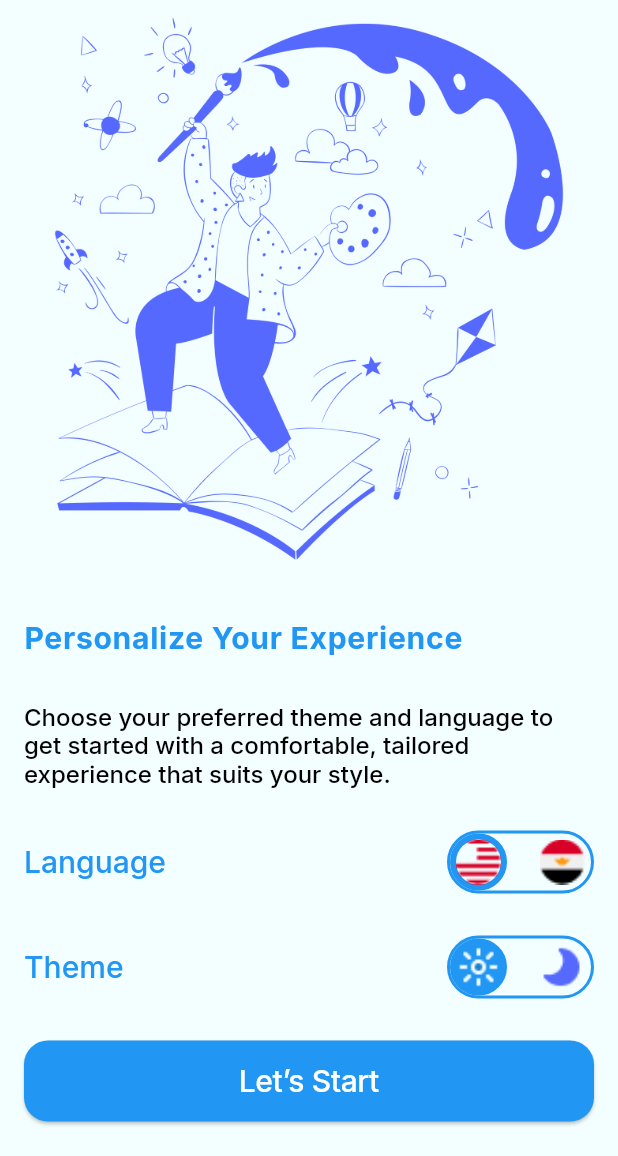
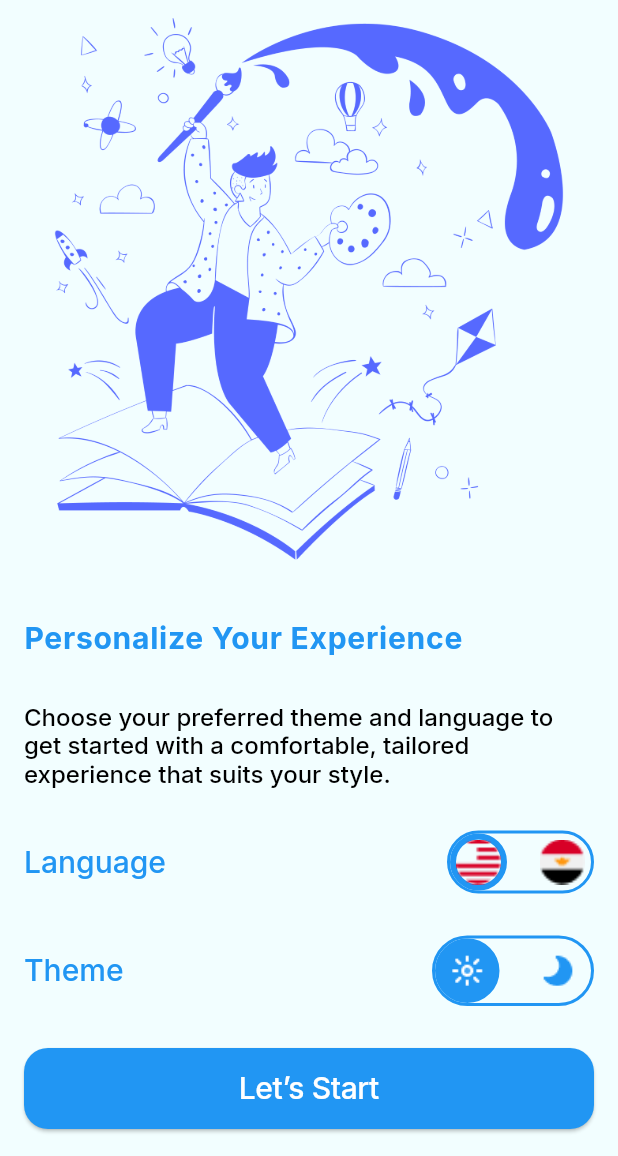
Before and after one commit to mohamedhamouda7897/todo_c17_online, a Flutter app: the screen it shows after launch, on a phone screen of 412 x 824 dp, the part 80-1236 px from its top. Run offline on Flutter 3.47's test engine with Material 3 defaults, Android fonts, the phone set to English and light mode, and no system bars; our stand-ins replace easy_localization, google_fonts.

Commit message:
Theming ready

```diff
--- a/lib/main.dart
+++ b/lib/main.dart
@@ -1,6 +1,8 @@
 import 'package:easy_localization/easy_localization.dart';
 import 'package:flutter/material.dart';
+import 'package:provider/provider.dart';
 import 'package:todo_c17_online/core/my_theme_data.dart';
+import 'package:todo_c17_online/providers/theme_provider.dart';
 import 'package:todo_c17_online/screens/auth/login_screen.dart';
 import 'package:todo_c17_online/screens/intro_Screen/intro_screen.dart';
 
@@ -12,7 +14,10 @@ void main() async {
       supportedLocales: [Locale('en', 'US'), Locale('ar', 'EG')],
       path: 'assets/translations',
       fallbackLocale: Locale('en', 'US'),
-      child: const MyApp(),
+      child: ChangeNotifierProvider(
+        create: (context) => ThemeProvider(),
+        child: const MyApp(),
+      ),
     ),
   );
 }
@@ -22,6 +27,7 @@ class MyApp extends StatelessWidget {
 
   @override
   Widget build(BuildContext context) {
+    var provider=Provider.of<ThemeProvider>(context);
     return MaterialApp(
       localizationsDelegates: context.localizationDelegates,
       supportedLocales: context.supportedLocales,
@@ -29,7 +35,7 @@ class MyApp extends StatelessWidget {
       debugShowCheckedModeBanner: false,
       theme: MyThemeData.lightTheme,
       darkTheme: MyThemeData.darkTheme,
-      themeMode: ThemeMode.light,
+      themeMode: provider.themeMode,
       initialRoute: IntroScreen.routeName,
       routes: {
         IntroScreen.routeName: (c) => IntroScreen(),
--- /dev/null
+++ b/lib/providers/theme_provider.dart
@@ -0,0 +1,10 @@
+import 'package:flutter/material.dart';
+
+class ThemeProvider extends ChangeNotifier {
+  ThemeMode themeMode = ThemeMode.light;
+
+  changeTheme(ThemeMode mode) {
+    themeMode = mode;
+    notifyListeners();
+  }
+}
--- a/lib/screens/intro_Screen/intro_screen.dart
+++ b/lib/screens/intro_Screen/intro_screen.dart
@@ -1,6 +1,8 @@
 import 'package:easy_localization/easy_localization.dart';
 import 'package:flutter/material.dart';
 import 'package:google_fonts/google_fonts.dart';
+import 'package:provider/provider.dart';
+import 'package:todo_c17_online/providers/theme_provider.dart';
 
 class IntroScreen extends StatelessWidget {
   static const String routeName = "IntroScreen";
@@ -9,6 +11,7 @@ class IntroScreen extends StatelessWidget {
 
   @override
   Widget build(BuildContext context) {
+    var provider = Provider.of<ThemeProvider>(context);
     return Scaffold(
       appBar: AppBar(title: Image.asset("assets/images/evently_logo.png")),
       body: Padding(
@@ -120,26 +123,59 @@ class IntroScreen extends StatelessWidget {
                   child: Row(
                     spacing: 18,
                     children: [
-                      Container(
-                        decoration: BoxDecoration(
-                          borderRadius: BorderRadius.circular(50),
-                          color: Colors.blue,
-                          border: Border.all(color: Colors.blue, width: 4),
-                        ),
-                        child: Image.asset(
-                          "assets/images/Sun.png",
-                          fit: BoxFit.cover,
-                          height: 30,
-                          width: 30,
+                      GestureDetector(
+                        onTap: () {
+                          provider.changeTheme(ThemeMode.light);
+                        },
+                        child: Container(
+                          padding: provider.themeMode == ThemeMode.light
+                              ? null
+                              : EdgeInsets.symmetric(horizontal: 4),
+                          decoration: provider.themeMode == ThemeMode.light
+                              ? BoxDecoration(
+                                  borderRadius: BorderRadius.circular(50),
+                                  color: Colors.blue,
+                                  border: Border.all(
+                                    color: Colors.blue,
+                                    width: 4,
+                                  ),
+                                )
+                              : null,
+                          child: ImageIcon(
+                            AssetImage("assets/images/Sun.png"),
+                            size: 35,
+                            color: provider.themeMode == ThemeMode.light
+                                ? Theme.of(context).colorScheme.onSecondary
+                                : Theme.of(context).colorScheme.primary,
+                          ),
                         ),
                       ),
-                      Padding(
-                        padding: const EdgeInsets.symmetric(horizontal: 4),
-                        child: Image.asset(
-                          "assets/images/Moon.png",
-                          fit: BoxFit.cover,
-                          height: 30,
-                          width: 30,
+                      GestureDetector(
+                        onTap: () {
+                          provider.changeTheme(ThemeMode.dark);
+                        },
+                        child: Container(
+                          padding: provider.themeMode == ThemeMode.dark
+                              ? null
+                              : EdgeInsets.symmetric(horizontal: 4),
+
+                          decoration: provider.themeMode == ThemeMode.dark
+                              ? BoxDecoration(
+                                  borderRadius: BorderRadius.circular(50),
+                                  color: Colors.blue,
+                                  border: Border.all(
+                                    color: Colors.blue,
+                                    width: 4,
+                                  ),
+                                )
+                              : null,
+                          child: ImageIcon(
+                            AssetImage("assets/images/Moon.png"),
+                            size: 35,
+                            color: provider.themeMode == ThemeMode.dark
+                                ? Theme.of(context).colorScheme.onSecondary
+                                : Theme.of(context).colorScheme.primary,
+                          ),
                         ),
                       ),
                     ],
--- a/pubspec.yaml
+++ b/pubspec.yaml
@@ -14,6 +14,7 @@ dependencies:
   cupertino_icons: ^1.0.8
   google_fonts: ^6.3.2
   easy_localization: ^3.0.8
+  provider: ^6.1.5+1
 
 dev_dependencies:
   flutter_test:
```
Also changed, not shown: pubspec.lock.
